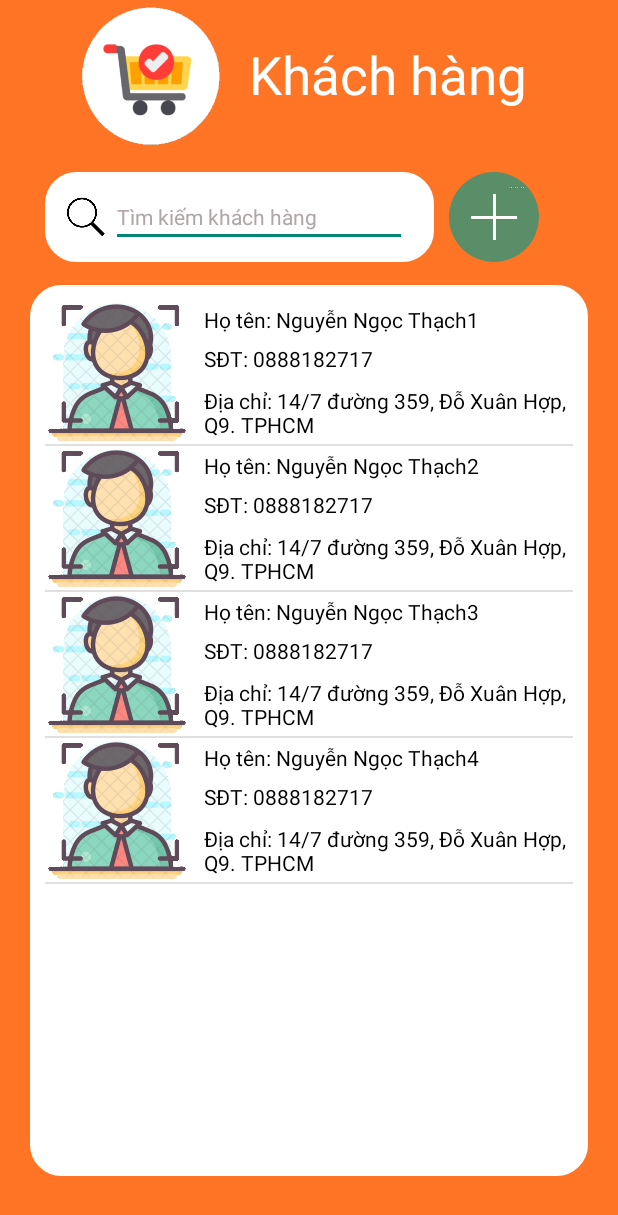
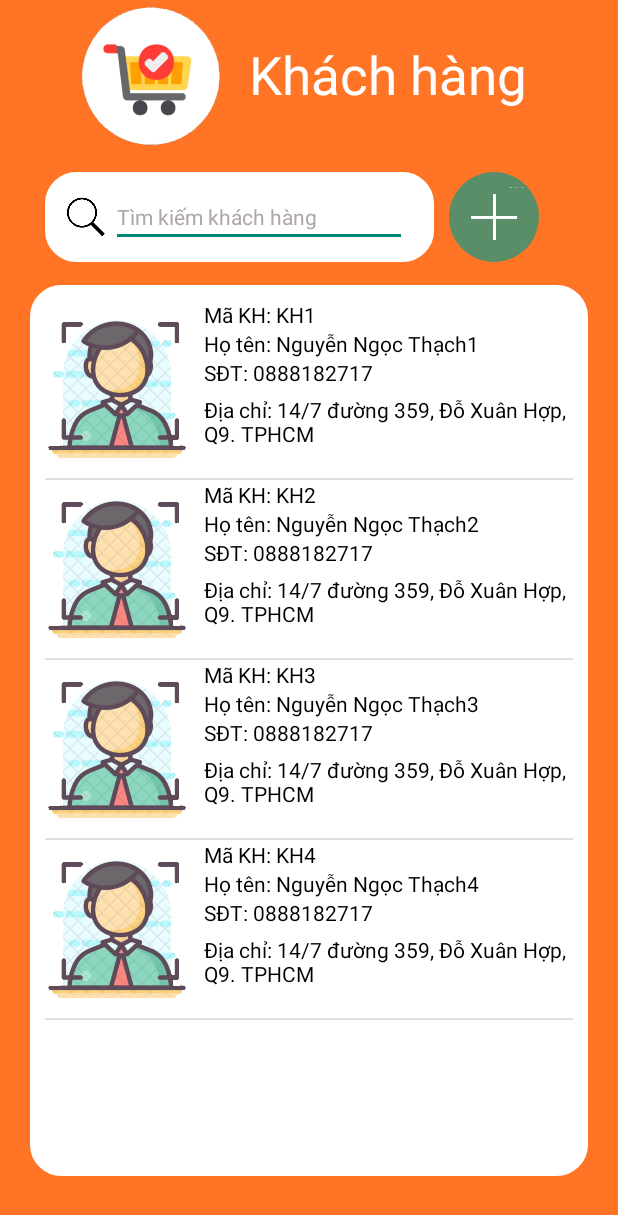
Before and after one commit to sstatsuya/GiuaKyAndroid, an Android app: the KhachHangActivity screen opened directly, with no data from a screen before it, on a phone screen of 412 x 824 dp. Shown: the top 1215 px of the screen. Run offline under Robolectric (Android 15) with nearby library versions, the light colour scheme and no system bars.

Commit message:
Fix activity khach hang, update them khach hang

```diff
--- a/app/src/main/java/ngocthach/AdapterKhachHang.java
+++ b/app/src/main/java/ngocthach/AdapterKhachHang.java
@@ -40,7 +40,9 @@ public class AdapterKhachHang extends ArrayAdapter<KhachHang> {
         TextView tv_Name = convertView.findViewById(R.id.tv_Name);
         TextView tv_Phone = convertView.findViewById(R.id.tv_Phone);
         TextView tv_Address = convertView.findViewById(R.id.tv_Address);
+        TextView tv_MaKH = convertView.findViewById(R.id.tv_MaKH);
         KhachHang khachHang = DS_khachHang.get(position);
+        tv_MaKH.setText("Mã KH: " + khachHang.getMaKH().trim());
         tv_Name.setText("Họ tên: " + khachHang.getName().trim());
         tv_Phone.setText("SĐT: " + khachHang.getPhone().trim());
         tv_Address.setText("Địa chỉ: " + khachHang.getAddress().trim());
--- a/app/src/main/java/ngocthach/KhachHangActivity.java
+++ b/app/src/main/java/ngocthach/KhachHangActivity.java
@@ -71,7 +71,7 @@ public class KhachHangActivity extends AppCompatActivity {
         if(requestCode == REQUEST_TO_THEMKH && resultCode == RESULT_OK){
             KhachHang khachHang = intent.getParcelableExtra("khachhang");
             if (khachHang != null){
-                int ID_AUTO = Integer.parseInt(DS_khachHangs.get(DS_khachHangs.size() - 1). getMaKH().replace("KH",""));
+                int ID_AUTO = Integer.parseInt(DS_khachHangs.get(DS_khachHangs.size() - 1). getMaKH().replace("KH","")) + 1;
                 khachHang.setMaKH("KH" + ID_AUTO );
                 DS_khachHangs.add(khachHang);
                 adapterKhachHang.notifyDataSetChanged(); //Reload adapter
--- a/app/src/main/res/layout/activity_items_khachhang.xml
+++ b/app/src/main/res/layout/activity_items_khachhang.xml
@@ -3,7 +3,8 @@
     android:orientation="horizontal"
     android:layout_width="match_parent"
     android:gravity="center_vertical"
-    android:layout_height="120dp">
+    android:layout_height="wrap_content"
+    >
 
     <ImageView
         android:layout_width="96dp"
@@ -11,16 +12,27 @@
         android:src="@drawable/avatar"/>
     <LinearLayout
         android:layout_width="match_parent"
-        android:layout_height="match_parent"
+        android:layout_height="wrap_content"
+        android:paddingBottom="20dp"
         android:orientation="vertical"
         android:paddingLeft="10dp"
-        android:weightSum="5.5"
+        android:weightSum="7"
         >
+        <TextView
+            android:id="@+id/tv_MaKH"
+            android:layout_weight="1.5"
+            android:layout_width="match_parent"
+            android:layout_height="wrap_content"
+            android:gravity="center_vertical"
+            android:text="Mã KH:"
+            android:textSize="14dp"
+            android:textColor="@color/black"
+            />
         <TextView
             android:id="@+id/tv_Name"
             android:layout_weight="1.5"
             android:layout_width="match_parent"
-            android:layout_height="0dp"
+            android:layout_height="wrap_content"
             android:gravity="center_vertical"
             android:text="Họ tên:"
             android:textSize="14dp"
@@ -31,7 +43,7 @@
             android:layout_weight="1.5"
             android:layout_width="match_parent"
             android:gravity="center_vertical"
-            android:layout_height="0dp"
+            android:layout_height="wrap_content"
             android:text="SĐT:"
             android:textSize="14dp"
             android:textColor="@color/black"
@@ -40,7 +52,7 @@
             android:id="@+id/tv_Address"
             android:layout_weight="2.5"
             android:layout_width="match_parent"
-            android:layout_height="0dp"
+            android:layout_height="wrap_content"
             android:paddingTop="5dp"
             android:text="Địa chỉ:"
             android:textSize="14dp"
```
